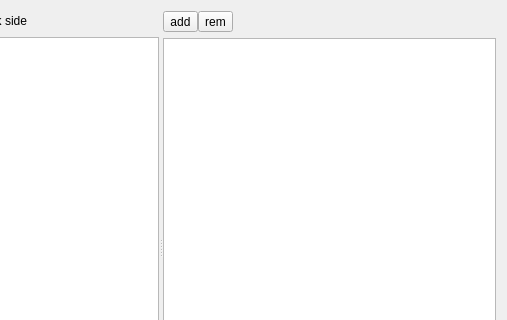
The window that Window.ui (gil9red/CardPreview) describes before a commit, drawn with Qt 5; both pictures show x 222 to 729 and y 0 to 320 of the 729 by 494 pixel window.
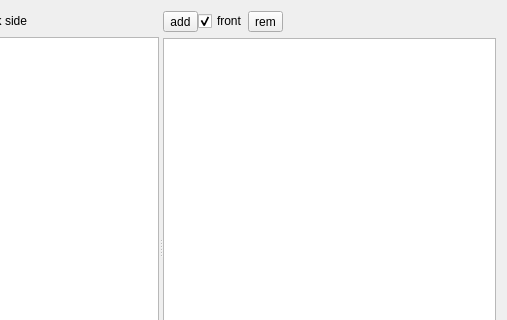
The same window after the commit.

```diff
--- a/Window.ui
+++ b/Window.ui
@@ -19,7 +19,7 @@
      <property name="orientation">
       <enum>Qt::Horizontal</enum>
      </property>
-     <widget class="QWidget" name="">
+     <widget class="QWidget" name="layoutWidget">
       <layout class="QVBoxLayout" name="verticalLayout_2">
        <item>
         <layout class="QHBoxLayout" name="horizontalLayout_2">
@@ -87,6 +87,16 @@
            </property>
           </widget>
          </item>
+         <item>
+          <widget class="QCheckBox" name="cb_front">
+           <property name="text">
+            <string>front</string>
+           </property>
+           <property name="checked">
+            <bool>true</bool>
+           </property>
+          </widget>
+         </item>
          <item>
           <widget class="QToolButton" name="tb_rem">
            <property name="text">
```
